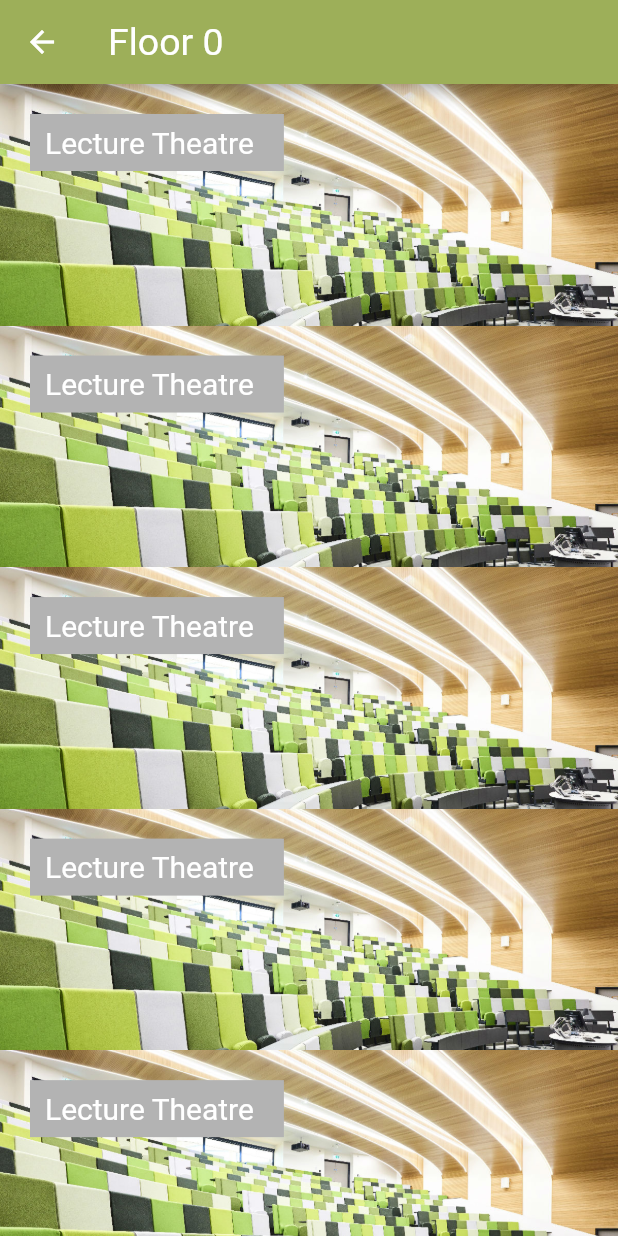
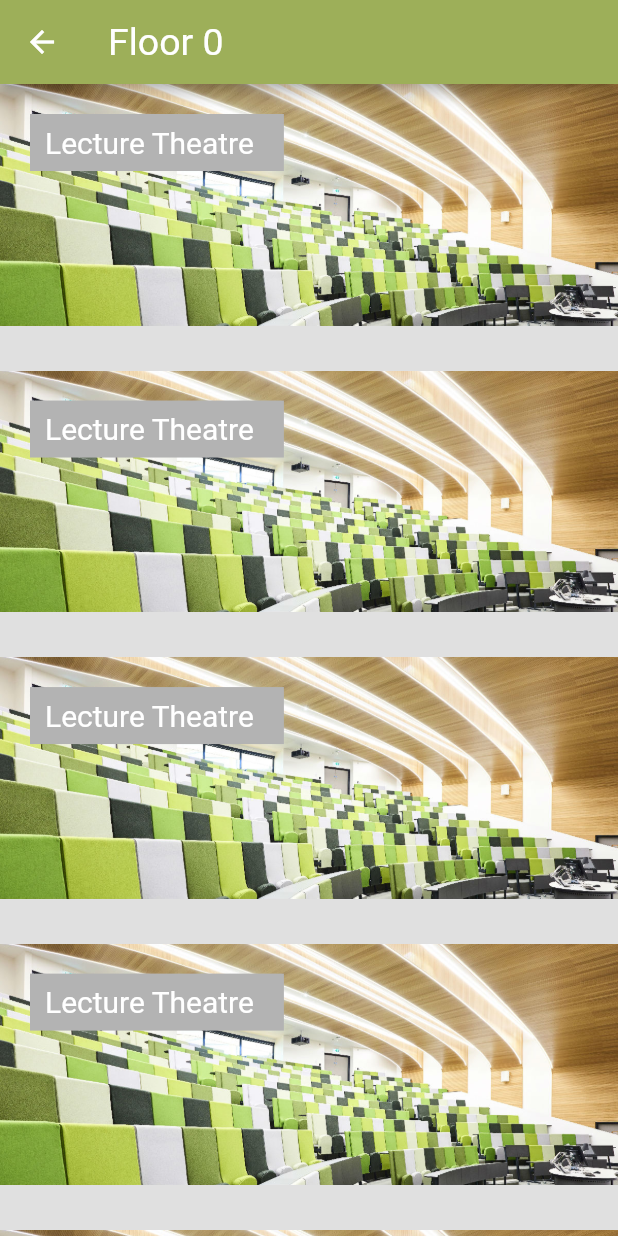
Before and after one commit to alwian/USB-Tour-App, a Flutter app: the FloorFeatureListPage screen opened directly with empty values, on a phone screen of 412 x 824 dp. Run offline on Flutter 3.47's test engine with Material 2 defaults, Android fonts, the phone set to English and light mode, and no system bars.

Commit message:
Added padding to bottom of floor features

```diff
--- a/lib/pages/floor_feature_list_page.dart
+++ b/lib/pages/floor_feature_list_page.dart
@@ -30,7 +30,9 @@ class FloorFeatureListPage extends StatelessWidget {
       body: ListView.builder(
         itemCount: _features.length,
         itemBuilder: (context, index) {
-          return Stack(
+          return Padding(
+            padding: EdgeInsets.only(bottom: 30.0),
+            child: Stack(
               children: <Widget>[
                 Image.asset(_features[index].image),
                 Container(
@@ -46,6 +48,7 @@ class FloorFeatureListPage extends StatelessWidget {
                   ),
                 )
               ],
+            ),
           );
         },
       ),
```
Lines whose indentation alone changed are shown as unchanged.
